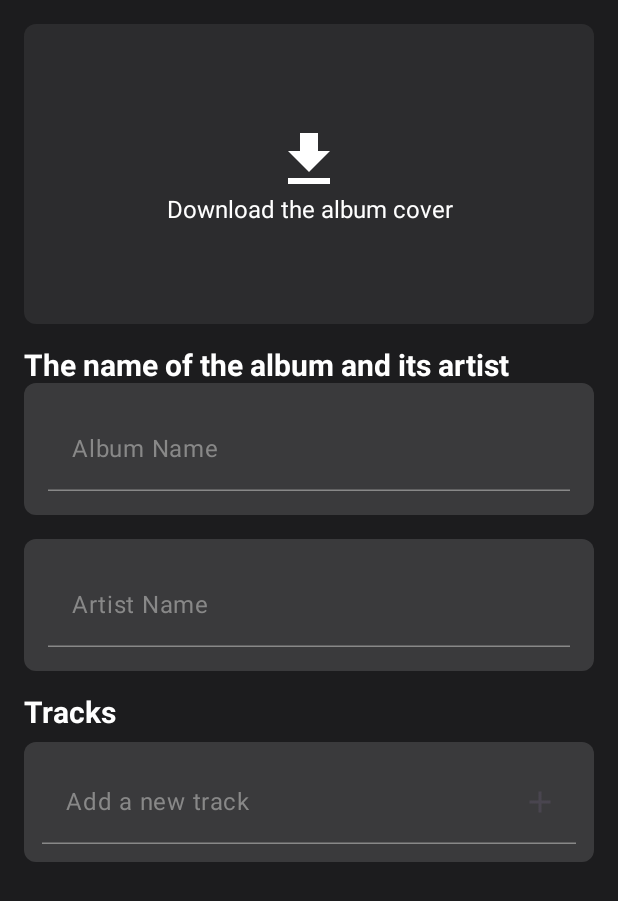
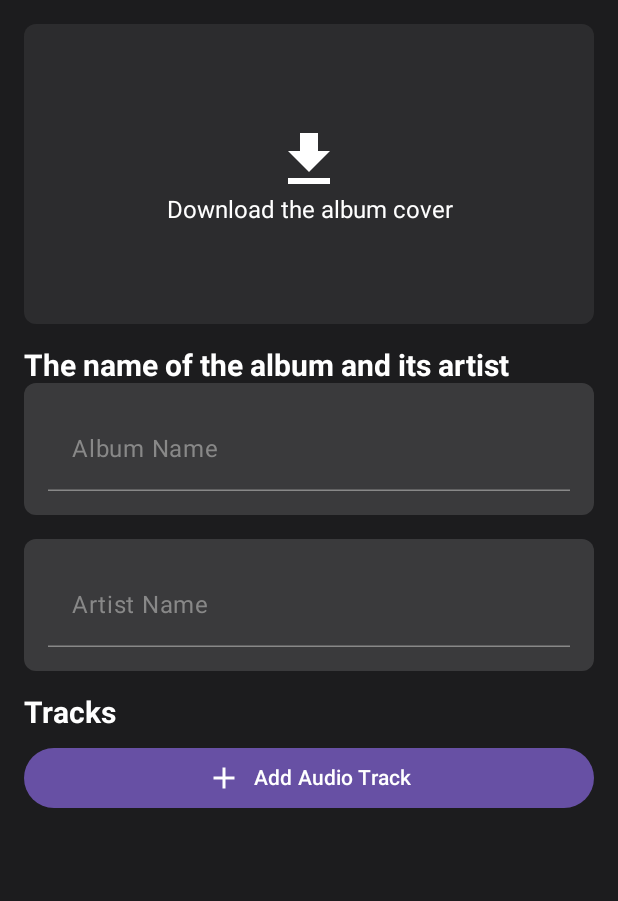
Before and after one commit to Aodhogane/fone, an Android app built with Jetpack Compose: the @Preview function AlbumScreenPreview, on a phone screen of 412 x 824 dp. Shown: the top 901 px of the screen. Run offline under Robolectric (Android 15) with nearby library versions, the light colour scheme and no system bars.

Commit message:
Добавления новго трека в альбом

```diff
--- a/app/src/main/java/com/example/myapplication/AlbumScreen.kt
+++ b/app/src/main/java/com/example/myapplication/AlbumScreen.kt
@@ -3,7 +3,6 @@ package com.example.albumapp
 import android.app.Activity
 import android.content.Intent
 import android.net.Uri
-import android.os.Bundle
 import android.provider.MediaStore
 import androidx.compose.foundation.Image
 import androidx.compose.foundation.background
@@ -28,11 +27,14 @@ import coil.compose.rememberAsyncImagePainter
 
 // Главный экран альбома
 @Composable
-fun AlbumScreen(coverImageUri: Uri?, onCoverImageSelected: (Uri?) -> Unit) {
+fun AlbumScreen(
+    coverImageUri: Uri?,
+    onCoverImageSelected: (Uri?) -> Unit,
+    tracks: List<Uri>,
+    onTrackAdded: (Uri) -> Unit
+) {
     var albumName by remember { mutableStateOf("") }
     var artistName by remember { mutableStateOf("") }
-    var tracks by remember { mutableStateOf(listOf<String>()) }
-    var newTrackName by remember { mutableStateOf("") }
 
     Column(
         modifier = Modifier
@@ -52,14 +54,7 @@ fun AlbumScreen(coverImageUri: Uri?, onCoverImageSelected: (Uri?) -> Unit) {
 
         TracksSection(
             tracks = tracks,
-            newTrackName = newTrackName,
-            onNewTrackNameChange = { newTrackName = it },
-            onAddTrack = {
-                if (newTrackName.isNotBlank()) {
-                    tracks = tracks + newTrackName
-                    newTrackName = ""
-                }
-            }
+            onTrackAdded = onTrackAdded
         )
     }
 }
@@ -155,11 +150,12 @@ fun AlbumDetailsSection(
 // Секция треков
 @Composable
 fun TracksSection(
-    tracks: List<String>,
-    newTrackName: String,
-    onNewTrackNameChange: (String) -> Unit,
-    onAddTrack: () -> Unit
+    tracks: List<Uri>,
+    onTrackAdded: (Uri) -> Unit
 ) {
+    val context = LocalContext.current
+    val activity = context as? Activity
+
     Column(verticalArrangement = Arrangement.spacedBy(8.dp)) {
         Text(
             text = "Tracks",
@@ -167,31 +163,46 @@ fun TracksSection(
             fontSize = 20.sp,
             fontWeight = FontWeight.Bold
         )
-        CustomTextField(
-            value = newTrackName,
-            onValueChange = onNewTrackNameChange,
-            placeholder = "Add a new track",
-            modifier = Modifier
-                .fillMaxWidth()
-                .background(Color(0xFF3A3A3C), RoundedCornerShape(8.dp))
-                .padding(12.dp),
-            trailingIcon = {
+
+        Button(
+            onClick = {
+                activity?.let {
+                    val intent = Intent(Intent.ACTION_GET_CONTENT).apply {
+                        type = "audio/*"
+                    }
+                    it.startActivityForResult(Intent.createChooser(intent, "Select Audio File"), 1002)
+                }
+            },
+            modifier = Modifier.fillMaxWidth()
+        ) {
+            Icon(
+                imageVector = Icons.Default.Add,
+                contentDescription = "Add Track",
+                modifier = Modifier.padding(end = 8.dp)
+            )
+            Text("Add Audio Track")
+        }
+
+        tracks.forEach { trackUri ->
+            Row(
+                modifier = Modifier
+                    .fillMaxWidth()
+                    .background(Color(0xFF3A3A3C), RoundedCornerShape(8.dp))
+                    .padding(8.dp),
+                verticalAlignment = Alignment.CenterVertically
+            ) {
+                Text(
+                    text = trackUri.lastPathSegment ?: "Unknown File",
+                    color = Color.White,
+                    fontSize = 16.sp,
+                    modifier = Modifier.weight(1f)
+                )
                 Icon(
-                    imageVector = Icons.Default.Add,
-                    contentDescription = "Add Track",
-                    modifier = Modifier
-                        .padding(4.dp)
-                        .clickable { onAddTrack() }
+                    imageVector = Icons.Default.Download,
+                    contentDescription = "Track Info",
+                    tint = Color.White
                 )
             }
-        )
-        tracks.forEach { track ->
-            Text(
-                text = track,
-                color = Color.White,
-                fontSize = 16.sp,
-                modifier = Modifier.padding(vertical = 4.dp)
-            )
         }
     }
 }
```
Also changed, not shown: app/src/main/java/com/example/myapplication/MainActivity.kt (+33 -5 lines).
